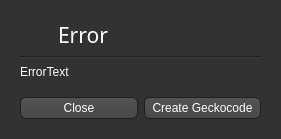
This is ui_templates/error_handler.ui in BenjaminHalko/WiiMusicEditorPlus as Qt 5 draws it before an edit. The edited form follows.
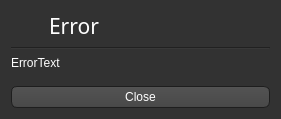
This is the edited form. The open tabs and pages were chosen to show the change. Icons and pictures are not drawn.

Commit message: Better error messages

What changed in the file:
```diff
--- a/ui_templates/error_handler.ui
+++ b/ui_templates/error_handler.ui
@@ -13,7 +13,7 @@
     <x>0</x>
     <y>0</y>
     <width>281</width>
-    <height>139</height>
+    <height>119</height>
    </rect>
   </property>
   <property name="windowTitle">
@@ -504,13 +504,6 @@
   </property>
   <layout class="QVBoxLayout" name="verticalLayout">
    <item>
-    <widget class="QStackedWidget" name="MainWidget">
-     <property name="currentIndex">
-      <number>0</number>
-     </property>
-     <widget class="QWidget" name="ErrorNormal">
-      <layout class="QVBoxLayout" name="verticalLayout_2">
-       <item>
         <layout class="QHBoxLayout" name="Title">
          <item>
           <widget class="QLabel" name="ErrorSymbol">
@@ -570,7 +563,7 @@
          <property name="sizeHint" stdset="0">
           <size>
            <width>20</width>
-           <height>40</height>
+       <height>18</height>
           </size>
          </property>
         </spacer>
@@ -583,97 +576,6 @@
          <property name="text">
           <string>Close</string>
          </property>
-        </widget>
-       </item>
-      </layout>
-     </widget>
-     <widget class="QWidget" name="ErrorGct">
-      <layout class="QVBoxLayout" name="verticalLayout_3">
-       <item>
-        <layout class="QHBoxLayout" name="Title_GC">
-         <item>
-          <widget class="QLabel" name="ErrorSymbol_GC">
-           <property name="maximumSize">
-            <size>
-             <width>32</width>
-             <height>16777215</height>
-            </size>
-           </property>
-           <property name="text">
-            <string notr="true">&lt;html&gt;&lt;head/&gt;&lt;body&gt;&lt;p&gt;&lt;img src=&quot;:/images/images/Error.png&quot;/&gt;&lt;/p&gt;&lt;/body&gt;&lt;/html&gt;</string>
-           </property>
-          </widget>
-         </item>
-         <item>
-          <widget class="QLabel" name="ErrorTitle_GC">
-           <property name="font">
-            <font>
-             <family>Continuum Medium</family>
-             <pointsize>16</pointsize>
-            </font>
-           </property>
-           <property name="text">
-            <string notr="true">Error</string>
-           </property>
-          </widget>
-         </item>
-        </layout>
-       </item>
-       <item>
-        <widget class="Line" name="hLine_GC">
-         <property name="orientation">
-          <enum>Qt::Horizontal</enum>
-         </property>
-        </widget>
-       </item>
-       <item>
-        <widget class="QLabel" name="ErrorMessage_GC">
-         <property name="font">
-          <font>
-           <pointsize>9</pointsize>
-          </font>
-         </property>
-         <property name="text">
-          <string notr="true">ErrorText</string>
-         </property>
-        </widget>
-       </item>
-       <item>
-        <spacer name="ErrorSpacer_GC">
-         <property name="orientation">
-          <enum>Qt::Vertical</enum>
-         </property>
-         <property name="sizeHint" stdset="0">
-          <size>
-           <width>20</width>
-           <height>40</height>
-          </size>
-         </property>
-        </spacer>
-       </item>
-       <item>
-        <layout class="QHBoxLayout" name="Buttons_GC">
-         <item>
-          <widget class="QPushButton" name="ErrorClose_GC">
-           <property name="enabled">
-            <bool>true</bool>
-           </property>
-           <property name="text">
-            <string>Close</string>
-           </property>
-          </widget>
-         </item>
-         <item>
-          <widget class="QPushButton" name="ErrorCreate_GC">
-           <property name="text">
-            <string>Create Geckocode</string>
-           </property>
-          </widget>
-         </item>
-        </layout>
-       </item>
-      </layout>
-     </widget>
     </widget>
    </item>
   </layout>
```
Lines whose indentation alone changed are shown as unchanged. The commit also changes 28 other files.
